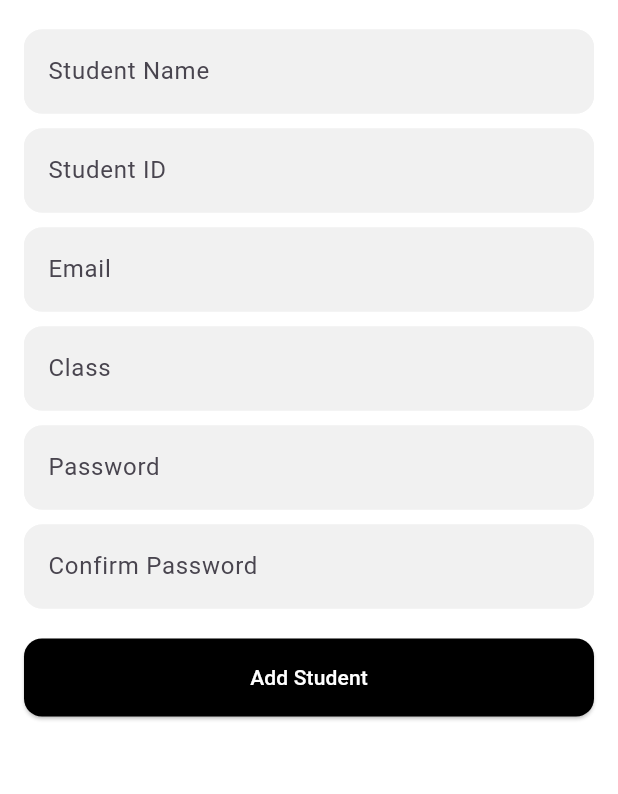
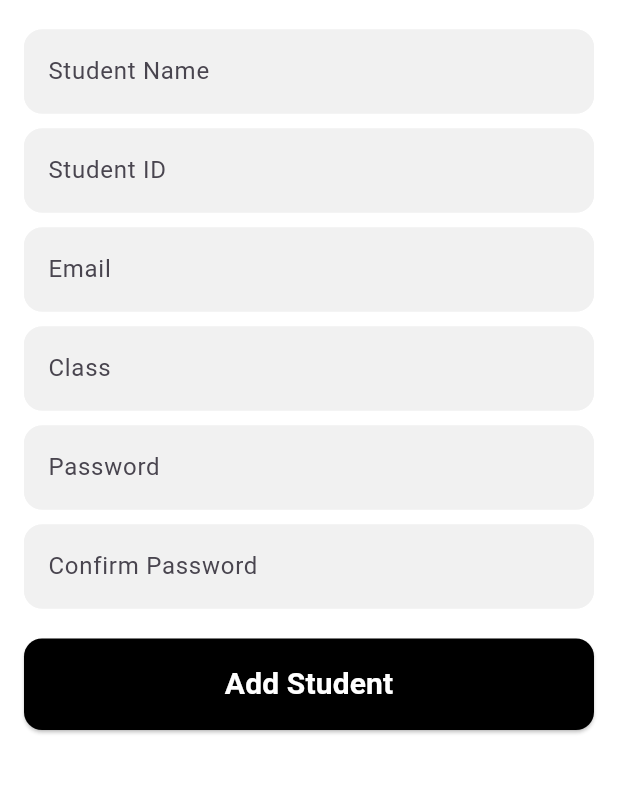
Before and after one commit to Mmah-Zombo/StudentResultApp, a Flutter app: the AddStudentPage screen opened directly, on a phone screen of 412 x 824 dp, the part 281-1075 px from its top. Run offline on Flutter 3.47's test engine with Material 3 defaults, Android fonts, the light colour scheme and no system bars; our stand-ins replace file_picker, shared_preferences, sqflite; missing offline and left inert: excel; accounts and stored records are empty.

Commit message:
Edit Add Student Button

```diff
--- a/lib/screens/add_student_page.dart
+++ b/lib/screens/add_student_page.dart
@@ -182,7 +182,10 @@ class _AddStudentPageState extends State<AddStudentPage> {
                           borderRadius: BorderRadius.circular(12.0))),
                   child: const Text(
                     'Add Student',
-                    style: TextStyle(color: Colors.white),
+                    style: TextStyle(
+                        color: Colors.white,
+                        fontSize: 20.0,
+                        fontWeight: FontWeight.w700),
                   ),
                 ),
               ],
```
